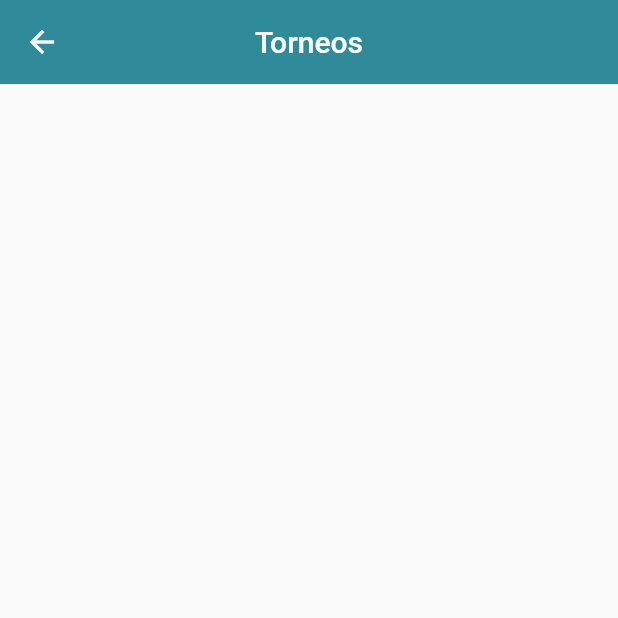
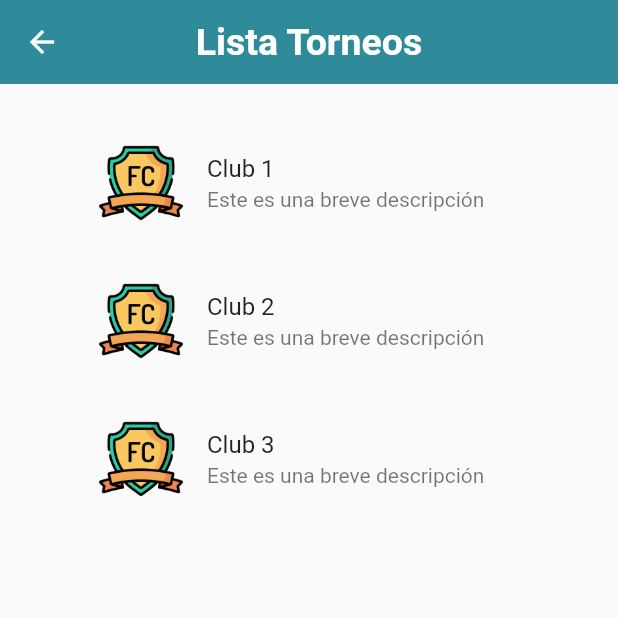
Before and after one commit to Balam2001/ProyectoDart, a Flutter app: the TorneosScreen screen opened directly, on a phone screen of 412 x 824 dp, the top half of it. Run offline on Flutter 3.47's test engine with Material 2 defaults, Android fonts, the phone set to English and light mode, and no system bars; our stand-ins replace shared_preferences; accounts and stored records are empty; network calls fail.

```diff
--- a/lib/screens/torneo_screen.dart
+++ b/lib/screens/torneo_screen.dart
@@ -91,6 +91,7 @@ class TorneoScreen extends StatelessWidget {
             ),
             textAlign: TextAlign.center,
           ),
+          SizedBox(height : 10),
           Container(
             padding: EdgeInsets.only(right: 50, left: 50),
             child: Column(
@@ -98,6 +99,7 @@ class TorneoScreen extends StatelessWidget {
                 ListTile(
                   title: Text('Ejemplo Club2'),
                   subtitle: Text('Ganador'),
+                  leading: Image.asset('assets/images/Club_IMG.png'),
                 ),
               ],
             ),
--- a/lib/screens/torneos_screen.dart
+++ b/lib/screens/torneos_screen.dart
@@ -1,6 +1,4 @@
 import 'package:flutter/material.dart';
-
-
 class TorneosScreen extends StatelessWidget {
   const TorneosScreen({Key? key}) : super(key: key);
 
@@ -8,8 +6,59 @@ class TorneosScreen extends StatelessWidget {
   Widget build(BuildContext context) {
     return Scaffold(
       appBar: AppBar(
-        title: const Text('Torneos'),
+        title: const Text('Lista Torneos',
+        style: TextStyle(
+          fontWeight: FontWeight.bold,
+          fontSize: 25
+        ),),
         centerTitle: true,
+      ),
+      body: ListView(
+        children: <Widget>[
+          const SizedBox(height: 20,),
+          Container(
+              padding: const EdgeInsets.symmetric(vertical: 10, horizontal: 50),
+              child: ListTile(
+                title: const Text ('Club 1'),
+                subtitle:  const Text("Este es una breve descripción"),
+                leading: Image.asset(
+                  'assets/images/Club_IMG.png',
+
+                ),
+                onTap: (){
+                  Navigator.pushNamed(context, 'club_screen');
+
+                },
+              ),
+            ),
+            Container(
+              padding: const EdgeInsets.symmetric(vertical: 10, horizontal: 50),
+              child: ListTile(
+                title: const Text ('Club 2'),
+                subtitle:  const Text("Este es una breve descripción"),
+                leading: Image.asset(
+                  'assets/images/Club_IMG.png'),
+                onTap: (){
+                  Navigator.pushNamed(context, 'club_screen');
+                },
+              ),
+            ),
+            Container(
+              padding: const EdgeInsets.symmetric(vertical: 10, horizontal: 50),
+              child: ListTile(
+                title: const Text ('Club 3'),
+                subtitle:  const Text("Este es una breve descripción"),
+                leading: Image.asset(
+                  'assets/images/Club_IMG.png'),
+                onTap: (){
+                  Navigator.pushNamed(context, 'club_screen');
+                },
+              ),
+            ),
+
+
+
+        ],
       ),
     );
   }
```
Also changed, not shown: 4 other files.
